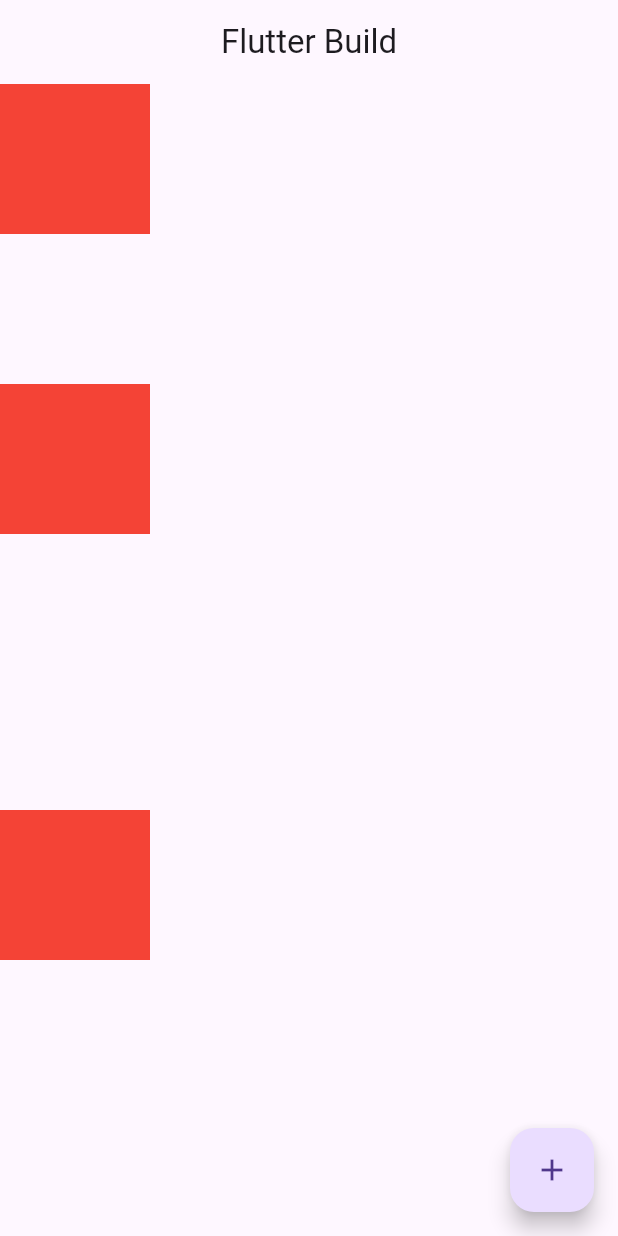
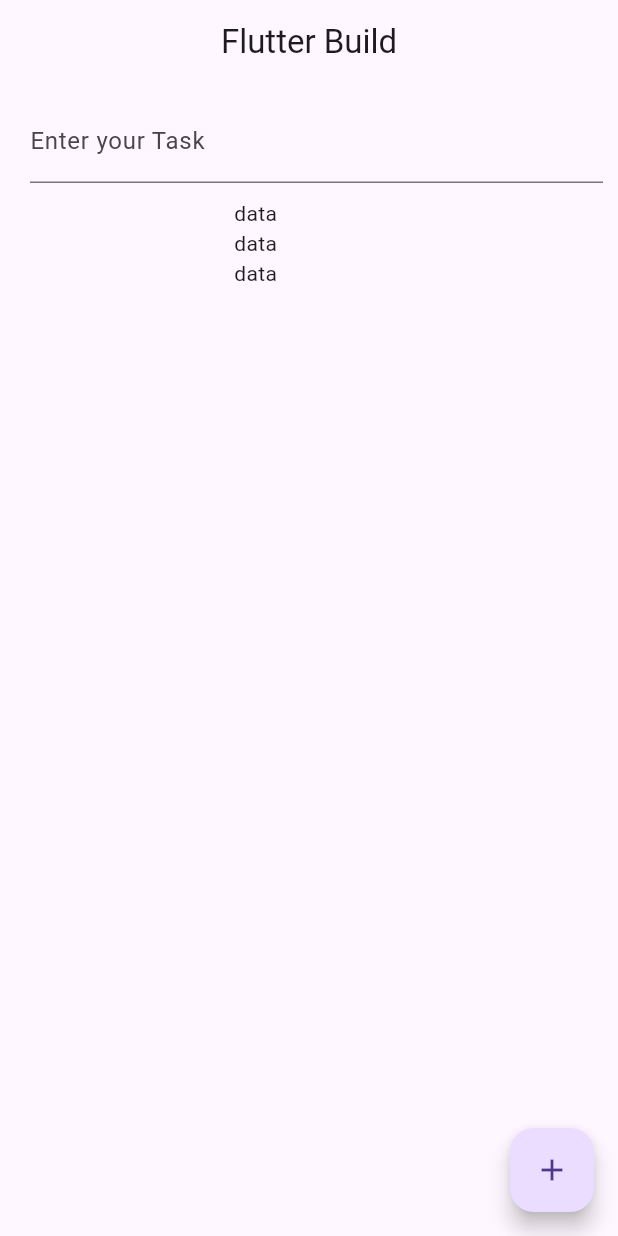
Before and after one commit to shihab4513/first, a Flutter app: the screen it shows after launch, on a phone screen of 412 x 824 dp. Run offline on Flutter 3.47's test engine with Material 3 defaults, Android fonts, the phone set to English and light mode, and no system bars.

Commit message:
ListView,padding,TextField

```diff
--- a/lib/home.dart
+++ b/lib/home.dart
@@ -1,3 +1,4 @@
+import 'package:flutter/cupertino.dart';
 import 'package:flutter/material.dart';
 
 // stateless widget
@@ -7,6 +8,9 @@ class HomeScreen extends StatelessWidget {
   //Scaffold
   @override
   Widget build(BuildContext context) {
+    List<String> toDos=[];
+    // To control TextField data
+    TextEditingController TaskController=TextEditingController();
     return Scaffold(
       appBar: AppBar(
         title: Text('Flutter Build'),
@@ -15,21 +19,36 @@ class HomeScreen extends StatelessWidget {
       body: SafeArea(
         child:Column(
           children: [
-            // Container below is like creating a div in box shape.Spacer is used for giving space between them
-            // Container 1 tu vari .Sizebox tar theke halka
-            // SizedBox(
-            //   child: Text("This is SizeBox"),
-            //
-            // ),
-            Container(height: 100,width: 100,color: Colors.red),
-            // We can also use size box as spacer.Below size box acting as spacer.
+
+            Padding(
+              // padding: const EdgeInsets.symmetric(vertical: 10,horizontal: 10),
+              padding: const EdgeInsets.only(top:10 ,right:10 ,bottom:10 ,left:20),
+              child: TextField(
+                controller: TaskController,
+                onChanged: (value){
+                  print(value);
+                },
+                decoration: InputDecoration(
+                  labelText: "Enter your Task",
+                ),
+              ),
+            ),
+
+            // Listview makes everything responsive.Lisview er 1 ta size lage r eti sizebox er vitor e thake
             SizedBox(
               height: 100,
+              width: 100,
+              child: ListView(
+                children: [
+                  // kono text ke tar container er  center e nite hole below code
+                  // Center(child:Text('data')),
+                  Text('data'),
+                  Text('data'),
+                  Text('data'),
+                ],
+              ),
             ),
-            Container(height: 100,width: 100,color: Colors.red),
-            Spacer(),
-            Container(height: 100,width: 100,color: Colors.red),
-            Spacer(),
+
           ],
 
 
```
